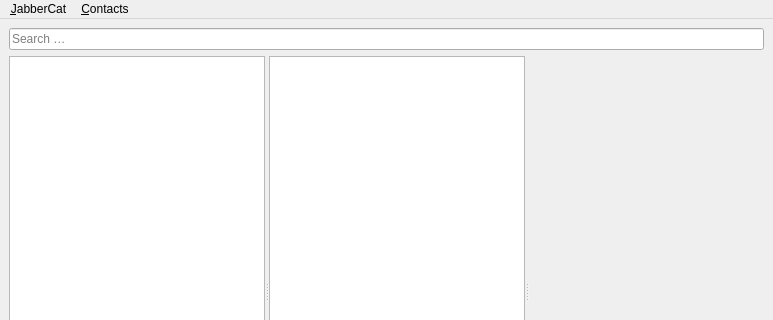
Old version of the form data/main.ui in the repository jabbercat/jabbercat; both pictures show x 0 to 773 and y 0 to 320 of the 773 by 557 pixel window.
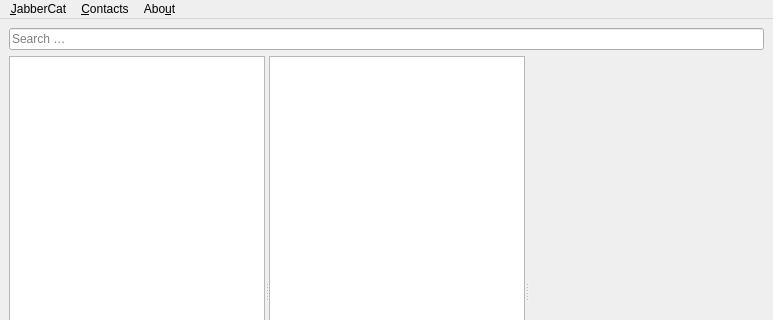
New version of the form. Icons and pictures are not drawn. Custom widgets are drawn as their Qt base class.

What changed in the file:
```diff
--- a/data/main.ui
+++ b/data/main.ui
@@ -90,8 +90,15 @@
     <addaction name="action_add_contact"/>
     <addaction name="action_invite_contact"/>
    </widget>
+   <widget class="QMenu" name="menuAbout">
+    <property name="title">
+     <string>Abo&amp;ut</string>
+    </property>
+    <addaction name="action_open_python_console"/>
+   </widget>
    <addaction name="menuJabberCat"/>
    <addaction name="menuContacts"/>
+   <addaction name="menuAbout"/>
   </widget>
   <widget class="QStatusBar" name="statusbar"/>
   <action name="action_manage_accounts">
```
Left out of the diff: 8 changed lines with no effect on the pictures.
